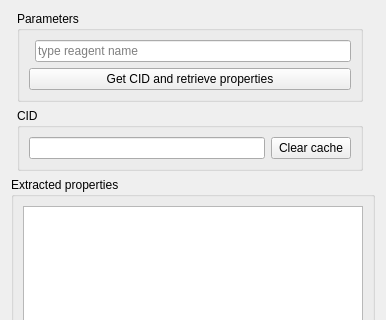
Qt form extractiondialog.ui (FrankMamuda/fumingcube) before a commit; both pictures show x 0 to 386 and y 0 to 320 of the 386 by 529 pixel window.
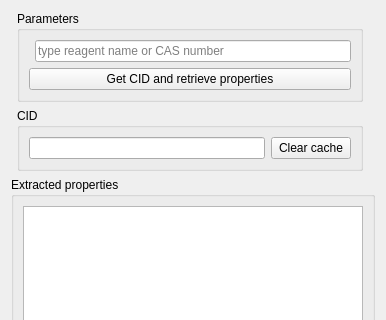
The same form after that commit. Icons and pictures are not drawn.

```diff
--- a/extractiondialog.ui
+++ b/extractiondialog.ui
@@ -139,7 +139,7 @@
       <item row="1" column="1">
        <widget class="QLineEdit" name="nameEdit">
         <property name="placeholderText">
-         <string>type reagent name</string>
+         <string>type reagent name or CAS number</string>
         </property>
        </widget>
       </item>
```
